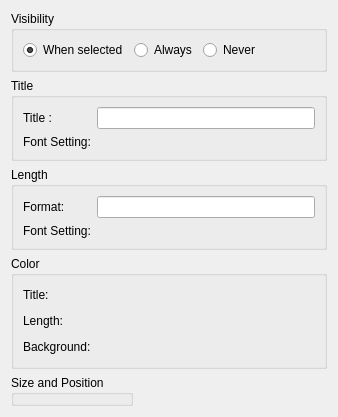
First picture: the form in libs/guicore/arrows/arrowslegendsettingeditwidget.ui, repository i-RIC/prepost-gui, before the edit.
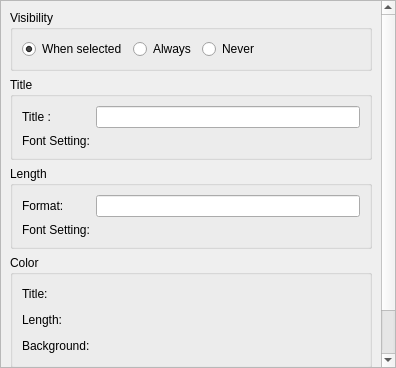
Second picture: the form after the edit. Custom widgets are drawn as their Qt base class.

The edit to the form file:
```diff
--- a/libs/guicore/arrows/arrowslegendsettingeditwidget.ui
+++ b/libs/guicore/arrows/arrowslegendsettingeditwidget.ui
@@ -6,14 +6,41 @@
    <rect>
     <x>0</x>
     <y>0</y>
-    <width>338</width>
-    <height>388</height>
+    <width>396</width>
+    <height>368</height>
    </rect>
   </property>
   <property name="windowTitle">
    <string>Form</string>
   </property>
-  <layout class="QVBoxLayout" name="verticalLayout_2">
+  <layout class="QVBoxLayout" name="verticalLayout_3">
+   <property name="leftMargin">
+    <number>0</number>
+   </property>
+   <property name="topMargin">
+    <number>0</number>
+   </property>
+   <property name="rightMargin">
+    <number>0</number>
+   </property>
+   <property name="bottomMargin">
+    <number>0</number>
+   </property>
+   <item>
+    <widget class="QScrollArea" name="scrollArea">
+     <property name="widgetResizable">
+      <bool>true</bool>
+     </property>
+     <widget class="QWidget" name="scrollAreaWidgetContents">
+      <property name="geometry">
+       <rect>
+        <x>0</x>
+        <y>-15</y>
+        <width>377</width>
+        <height>381</height>
+       </rect>
+      </property>
+      <layout class="QVBoxLayout" name="verticalLayout_2" stretch="0,0,0,0,0,1">
    <item>
     <widget class="QGroupBox" name="visibilityGroupBox">
      <property name="title">
@@ -268,21 +295,41 @@
      </item>
     </layout>
    </item>
+       <item>
+        <spacer name="verticalSpacer">
+         <property name="orientation">
+          <enum>Qt::Vertical</enum>
+         </property>
+         <property name="sizeType">
+          <enum>QSizePolicy::Minimum</enum>
+         </property>
+         <property name="sizeHint" stdset="0">
+          <size>
+           <width>20</width>
+           <height>5</height>
+          </size>
+         </property>
+        </spacer>
+       </item>
+      </layout>
+     </widget>
+    </widget>
+   </item>
   </layout>
  </widget>
  <customwidgets>
-  <customwidget>
-   <class>TransparencyWidget</class>
-   <extends>QWidget</extends>
-   <header>guibase/widget/transparencywidget.h</header>
-   <container>1</container>
-  </customwidget>
   <customwidget>
    <class>ColorEditWidget</class>
    <extends>QLabel</extends>
    <header>guibase/widget/coloreditwidget.h</header>
    <container>1</container>
   </customwidget>
+  <customwidget>
+   <class>TransparencyWidget</class>
+   <extends>QWidget</extends>
+   <header>guibase/widget/transparencywidget.h</header>
+   <container>1</container>
+  </customwidget>
   <customwidget>
    <class>QFontEditWidget</class>
    <extends>QWidget</extends>
```
Lines whose indentation alone changed are shown as unchanged.
